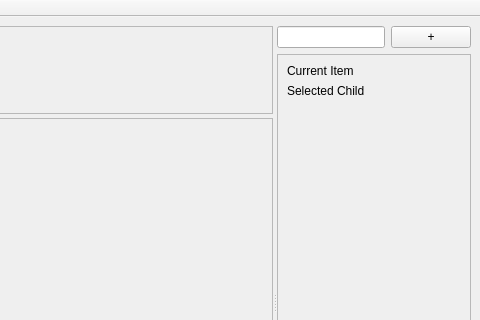
This is ctie/ctie.ui in buganini/cluto as Qt 5 draws it before an edit; both pictures show x 611 to 1091 and y 0 to 320 of the 1091 by 609 pixel window. The edited form follows.
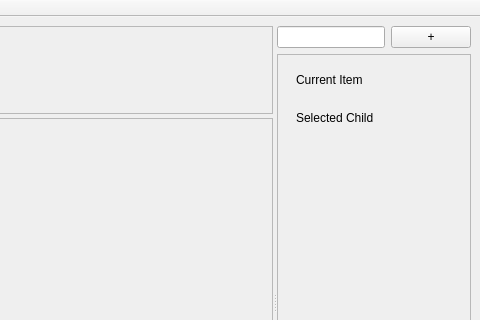
This is the edited form.

Commit message: connect child tags

What changed in the file:
```diff
--- a/ctie/ctie.ui
+++ b/ctie/ctie.ui
@@ -185,14 +185,21 @@
              <x>0</x>
              <y>0</y>
              <width>237</width>
-             <height>492</height>
+             <height>96</height>
             </rect>
            </property>
-           <layout class="QFormLayout" name="formLayout">
-            <item row="0" column="0">
+           <property name="sizePolicy">
+            <sizepolicy hsizetype="Preferred" vsizetype="Maximum">
+             <horstretch>0</horstretch>
+             <verstretch>0</verstretch>
+            </sizepolicy>
+           </property>
+           <layout class="QVBoxLayout" name="verticalLayout">
+            <item>
              <layout class="QVBoxLayout" name="verticalLayout_8">
               <item>
-               <layout class="QVBoxLayout" name="panel_item_tags">
+               <widget class="QWidget" name="panel_item_tags" native="true">
+                <layout class="QVBoxLayout" name="_3">
                 <item>
                  <widget class="QLabel" name="label_3">
                   <property name="text">
@@ -204,9 +211,17 @@
                  <layout class="QGridLayout" name="item_tags"/>
                 </item>
                </layout>
+               </widget>
               </item>
               <item>
-               <layout class="QVBoxLayout" name="panel_child_tags">
+               <widget class="QWidget" name="panel_child_tags" native="true">
+                <property name="sizePolicy">
+                 <sizepolicy hsizetype="Preferred" vsizetype="Preferred">
+                  <horstretch>0</horstretch>
+                  <verstretch>0</verstretch>
+                 </sizepolicy>
+                </property>
+                <layout class="QVBoxLayout" name="_2">
                 <item>
                  <widget class="QLabel" name="label_4">
                   <property name="text">
@@ -218,6 +233,7 @@
                  <layout class="QGridLayout" name="child_tags"/>
                 </item>
                </layout>
+               </widget>
               </item>
              </layout>
             </item>
```
Lines whose indentation alone changed are shown as unchanged. The commit also changes 2 other files.
